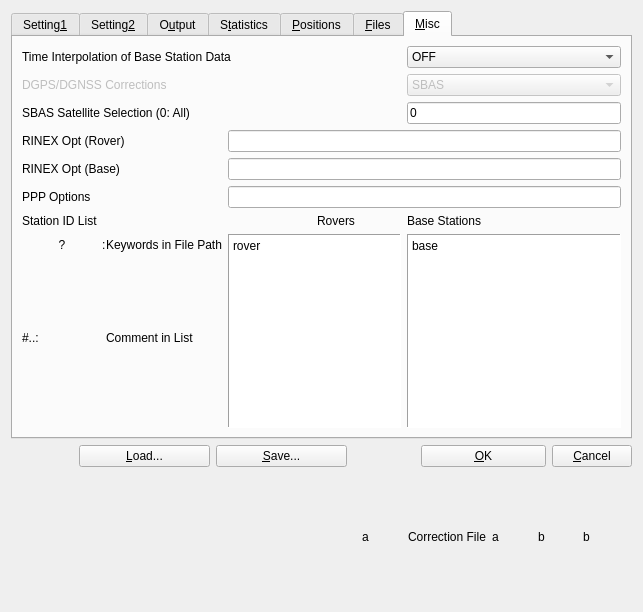
First picture: the form in app/qtapp/rtkpost_qt/postopt.ui, repository lhuisman/myRTKLIB, before the edit.
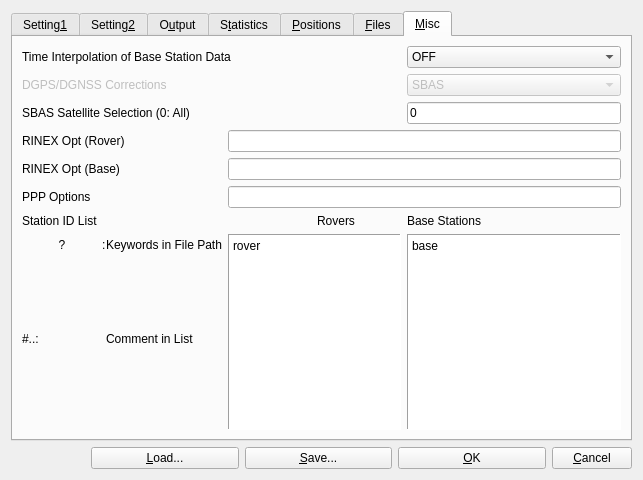
Second picture: the form after the edit. The open tabs and pages were chosen to show the change. Icons and pictures are not drawn.

Commit message: Remove obsolete hidden widgets

What changed in the file:
```diff
--- a/app/qtapp/rtkpost_qt/postopt.ui
+++ b/app/qtapp/rtkpost_qt/postopt.ui
@@ -7,7 +7,7 @@
     <x>0</x>
     <y>0</y>
     <width>643</width>
-    <height>612</height>
+    <height>480</height>
    </rect>
   </property>
   <property name="windowTitle">
@@ -17,7 +17,23 @@
    <string/>
   </property>
   <layout class="QGridLayout" name="gridLayout_10">
-   <item row="2" column="6" colspan="2">
+   <item row="2" column="3" colspan="2">
+    <widget class="QPushButton" name="BtnSave">
+     <property name="enabled">
+      <bool>true</bool>
+     </property>
+     <property name="toolTip">
+      <string/>
+     </property>
+     <property name="text">
+      <string>&amp;Save...</string>
+     </property>
+     <property name="flat">
+      <bool>false</bool>
+     </property>
+    </widget>
+   </item>
+   <item row="2" column="5" colspan="2">
     <widget class="QPushButton" name="BtnOk">
      <property name="enabled">
       <bool>true</bool>
@@ -49,110 +65,7 @@
      </property>
     </widget>
    </item>
-   <item row="2" column="3" colspan="2">
-    <widget class="QPushButton" name="BtnSave">
-     <property name="enabled">
-      <bool>true</bool>
-     </property>
-     <property name="toolTip">
-      <string/>
-     </property>
-     <property name="text">
-      <string>&amp;Save...</string>
-     </property>
-     <property name="flat">
-      <bool>false</bool>
-     </property>
-    </widget>
-   </item>
-   <item row="3" column="5" colspan="4">
-    <widget class="QWidget" name="widget" native="true">
-     <layout class="QHBoxLayout" name="horizontalLayout">
-      <item>
-       <widget class="QLabel" name="Label87">
-        <property name="enabled">
-         <bool>true</bool>
-        </property>
-        <property name="toolTip">
-         <string/>
-        </property>
-        <property name="text">
-         <string>a</string>
-        </property>
-       </widget>
-      </item>
-      <item>
-       <widget class="QLabel" name="Label5">
-        <property name="enabled">
-         <bool>true</bool>
-        </property>
-        <property name="toolTip">
-         <string/>
-        </property>
-        <property name="text">
-         <string>Correction File</string>
-        </property>
-       </widget>
-      </item>
-      <item>
-       <widget class="QLabel" name="Label82">
-        <property name="enabled">
-         <bool>true</bool>
-        </property>
-        <property name="toolTip">
-         <string/>
-        </property>
-        <property name="text">
-         <string>a</string>
-        </property>
-       </widget>
-      </item>
-      <item>
-       <widget class="QLabel" name="Label83">
-        <property name="enabled">
-         <bool>true</bool>
-        </property>
-        <property name="toolTip">
-         <string/>
-        </property>
-        <property name="text">
-         <string>b</string>
-        </property>
-       </widget>
-      </item>
-      <item>
-       <widget class="QLabel" name="Label86">
-        <property name="enabled">
-         <bool>true</bool>
-        </property>
-        <property name="toolTip">
-         <string/>
-        </property>
-        <property name="text">
-         <string>b</string>
-        </property>
-       </widget>
-      </item>
-     </layout>
-    </widget>
-   </item>
-   <item row="2" column="8">
-    <widget class="QPushButton" name="BtnCancel">
-     <property name="enabled">
-      <bool>true</bool>
-     </property>
-     <property name="toolTip">
-      <string/>
-     </property>
-     <property name="text">
-      <string>&amp;Cancel</string>
-     </property>
-     <property name="flat">
-      <bool>false</bool>
-     </property>
-    </widget>
-   </item>
-   <item row="0" column="0" rowspan="2" colspan="9">
+   <item row="0" column="0" rowspan="2" colspan="8">
     <widget class="QTabWidget" name="Misc">
      <property name="toolTip">
       <string/>
@@ -3466,6 +3379,22 @@
      </widget>
     </widget>
    </item>
+   <item row="2" column="7">
+    <widget class="QPushButton" name="BtnCancel">
+     <property name="enabled">
+      <bool>true</bool>
+     </property>
+     <property name="toolTip">
+      <string/>
+     </property>
+     <property name="text">
+      <string>&amp;Cancel</string>
+     </property>
+     <property name="flat">
+      <bool>false</bool>
+     </property>
+    </widget>
+   </item>
   </layout>
  </widget>
  <tabstops>
```
Left out of the diff: 2 changed lines with no effect on the pictures. The commit also changes 1 other file.
